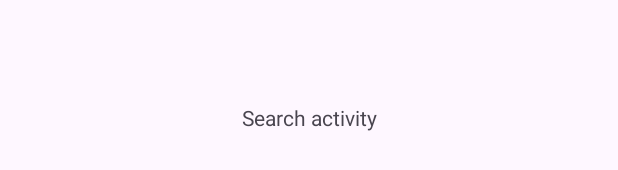
After one commit to OvsyannikovMaksim/PlaylistMaker, an Android app: the layout activity_search.xml on its own in the app's theme, with its tools: preview values and no code run, on a phone screen of 412 x 824 dp. The commit adds this screen. Shown: the part 501-671 px from the top of the screen. Run offline under Robolectric (Android 15) with nearby library versions, the light colour scheme and no system bars.

Commit message:
add more MediaActivity and SearchActivity

```diff
--- /dev/null
+++ b/app/src/main/res/layout/activity_search.xml
@@ -0,0 +1,21 @@
+<?xml version="1.0" encoding="utf-8"?>
+<androidx.constraintlayout.widget.ConstraintLayout xmlns:android="http://schemas.android.com/apk/res/android"
+    xmlns:app="http://schemas.android.com/apk/res-auto"
+    xmlns:tools="http://schemas.android.com/tools"
+    android:id="@+id/main"
+    android:layout_width="match_parent"
+    android:layout_height="match_parent"
+    tools:context=".SearchActivity"
+    android:fitsSystemWindows="true">
+
+    <TextView
+        app:layout_constraintBottom_toBottomOf="parent"
+        app:layout_constraintTop_toTopOf="parent"
+        app:layout_constraintStart_toStartOf="parent"
+        app:layout_constraintEnd_toEndOf="parent"
+        android:layout_width="wrap_content"
+        android:layout_height="wrap_content"
+        android:text="Search activity"/>
+
+
+</androidx.constraintlayout.widget.ConstraintLayout>
--- a/app/src/main/res/layout/activity_settings.xml
+++ b/app/src/main/res/layout/activity_settings.xml
@@ -3,9 +3,11 @@
     xmlns:app="http://schemas.android.com/apk/res-auto"
     android:layout_width="match_parent"
     android:layout_height="match_parent"
-    android:orientation="vertical">
+    android:orientation="vertical"
+    android:fitsSystemWindows="true">
 
     <com.google.android.material.appbar.MaterialToolbar
+        android:id="@+id/settings_toolbar"
         android:layout_width="match_parent"
         android:layout_height="wrap_content"
         app:title="@string/app_name"
--- a/app/src/main/res/values/themes.xml
+++ b/app/src/main/res/values/themes.xml
@@ -1,8 +1,10 @@
-<resources xmlns:tools="http://schemas.android.com/tools">
+<resources>
     <!-- Base application theme. -->
     <style name="Base.Theme.PlayListMaker" parent="Theme.Material3.DayNight.NoActionBar">
         <!-- Customize your light theme here. -->
         <!-- <item name="colorPrimary">@color/my_light_primary</item> -->
+        <item name="android:windowTranslucentStatus">true</item>
+        <item name="android:windowTranslucentNavigation">true</item>
     </style>
 
     <style name="Theme.PlayListMaker" parent="Base.Theme.PlayListMaker" />
```
Also changed, not shown: app/src/main/AndroidManifest.xml (+10 -0 lines), app/src/main/java/com/example/playlistmaker/MainActivity.kt (+11 -13 lines), app/src/main/java/com/example/playlistmaker/MediaActivity.kt (added, +11 -0 lines), app/src/main/java/com/example/playlistmaker/SearchActivity.kt (added, +11 -0 lines), app/src/main/java/com/example/playlistmaker/SettingsActivity.kt (added, +17 -0 lines), app/src/main/res/layout/activity_media.xml (added, +20 -0 lines).
